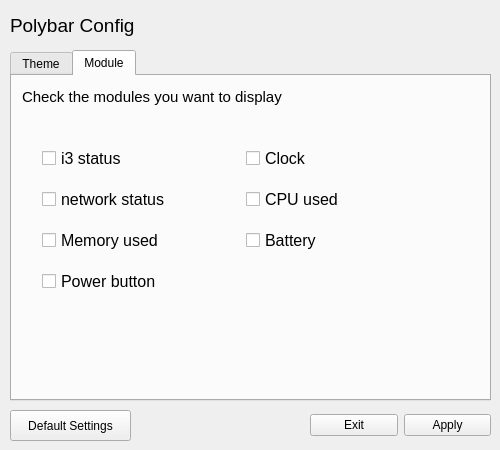
Above: mainwindow.ui from FascodeNet/alterlinux-i3-manager before the change. Below: the same form after it.
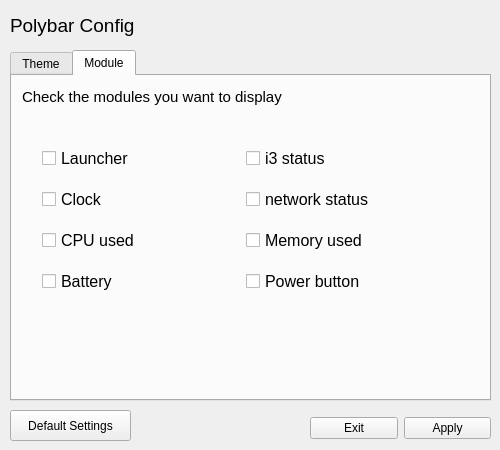
That is the form after the change. The open tabs and pages were chosen to show the change.

What changed in the file:
```diff
--- a/mainwindow.ui
+++ b/mainwindow.ui
@@ -256,43 +256,7 @@
        </rect>
       </property>
       <layout class="QGridLayout" name="gridLayout_2">
-       <item row="0" column="1">
-        <widget class="QCheckBox" name="mod_clock">
-         <property name="font">
-          <font>
-           <pointsize>12</pointsize>
-          </font>
-         </property>
-         <property name="text">
-          <string>Clock</string>
-         </property>
-        </widget>
-       </item>
-       <item row="0" column="0">
-        <widget class="QCheckBox" name="mod_i3status">
-         <property name="font">
-          <font>
-           <pointsize>12</pointsize>
-          </font>
-         </property>
-         <property name="text">
-          <string>i3 status</string>
-         </property>
-        </widget>
-       </item>
-       <item row="2" column="0">
-        <widget class="QCheckBox" name="mod_memory">
-         <property name="font">
-          <font>
-           <pointsize>12</pointsize>
-          </font>
-         </property>
-         <property name="text">
-          <string>Memory used</string>
-         </property>
-        </widget>
-       </item>
-       <item row="2" column="1">
+       <item row="4" column="0">
         <widget class="QCheckBox" name="mod_battery">
          <property name="font">
           <font>
@@ -304,7 +268,19 @@
          </property>
         </widget>
        </item>
-       <item row="1" column="0">
+       <item row="2" column="0">
+        <widget class="QCheckBox" name="mod_clock">
+         <property name="font">
+          <font>
+           <pointsize>12</pointsize>
+          </font>
+         </property>
+         <property name="text">
+          <string>Clock</string>
+         </property>
+        </widget>
+       </item>
+       <item row="2" column="1">
         <widget class="QCheckBox" name="mod_network">
          <property name="font">
           <font>
@@ -316,19 +292,7 @@
          </property>
         </widget>
        </item>
-       <item row="1" column="1">
-        <widget class="QCheckBox" name="mod_cpu">
-         <property name="font">
-          <font>
-           <pointsize>12</pointsize>
-          </font>
-         </property>
-         <property name="text">
-          <string>CPU used</string>
-         </property>
-        </widget>
-       </item>
-       <item row="3" column="0">
+       <item row="4" column="1">
         <widget class="QCheckBox" name="mod_power">
          <property name="font">
           <font>
@@ -340,6 +304,54 @@
          </property>
         </widget>
        </item>
+       <item row="3" column="0">
+        <widget class="QCheckBox" name="mod_cpu">
+         <property name="font">
+          <font>
+           <pointsize>12</pointsize>
+          </font>
+         </property>
+         <property name="text">
+          <string>CPU used</string>
+         </property>
+        </widget>
+       </item>
+       <item row="3" column="1">
+        <widget class="QCheckBox" name="mod_memory">
+         <property name="font">
+          <font>
+           <pointsize>12</pointsize>
+          </font>
+         </property>
+         <property name="text">
+          <string>Memory used</string>
+         </property>
+        </widget>
+       </item>
+       <item row="1" column="1">
+        <widget class="QCheckBox" name="mod_i3status">
+         <property name="font">
+          <font>
+           <pointsize>12</pointsize>
+          </font>
+         </property>
+         <property name="text">
+          <string>i3 status</string>
+         </property>
+        </widget>
+       </item>
+       <item row="1" column="0">
+        <widget class="QCheckBox" name="mod_launcher">
+         <property name="font">
+          <font>
+           <pointsize>12</pointsize>
+          </font>
+         </property>
+         <property name="text">
+          <string>Launcher</string>
+         </property>
+        </widget>
+       </item>
       </layout>
      </widget>
     </widget>
@@ -350,7 +362,7 @@
       <x>310</x>
       <y>410</y>
       <width>181</width>
-      <height>31</height>
+      <height>36</height>
      </rect>
     </property>
     <layout class="QHBoxLayout" name="horizontalLayout">
```
Left out of the diff: 4 changed lines with no effect on the pictures.
